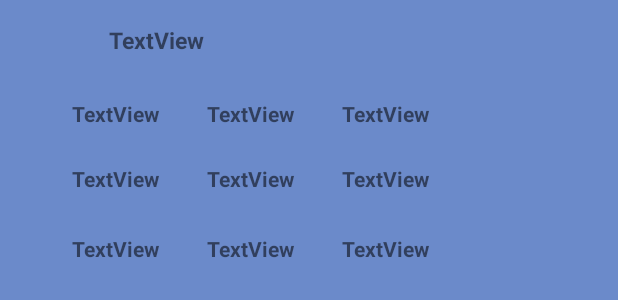
After one commit to segevsig/gymfit_01, an Android app: the layout customlistview.xml on its own in the app's theme, with its tools: preview values and no code run, on a phone screen of 412 x 824 dp. The commit adds this screen. Shown: the top 300 px of the screen. Run offline under Robolectric (Android 15) with nearby library versions, the phone set to English and light mode, and no system bars.

Commit message:
כעת ניתן לראות את האימונים של המתאמן

```diff
--- a/app/src/main/java/segev/gimfit/Athletes_List.java
+++ b/app/src/main/java/segev/gimfit/Athletes_List.java
@@ -98,8 +98,9 @@ public class Athletes_List extends AppCompatActivity {
 
                     triningchoose.substring(8,index);
                     Toast.makeText(Athletes_List.this,triningchoose.substring(8,index),Toast.LENGTH_LONG).show();
+                    triningchoose=triningchoose.substring(8,index-1);
 
-                    showEvent(triningchoose.substring(8,index));
+                    showEvent(triningchoose);
 
                 }
             });
--- a/app/src/main/java/segev/gimfit/User_app.java
+++ b/app/src/main/java/segev/gimfit/User_app.java
@@ -11,9 +11,6 @@ public class User_app implements Serializable {
     private double Age;
     private double Weight;
     private String birth;
-
-
-
     private String NameOfCoach;
     private String Goals;
     private double Height;
--- a/app/src/main/java/segev/gimfit/add_session.java
+++ b/app/src/main/java/segev/gimfit/add_session.java
@@ -209,7 +209,7 @@ public class add_session extends AppCompatActivity implements View.OnClickListen
         if (num==10){
 
                 mRoot = new Firebase("https://gimfit-654d0.firebaseio.com/trainee/" + FirebaseAuth.getInstance().getCurrentUser().getUid().toString()  );
-                mRoot.child("traning data").child(timePicker).setValue(sessionData);
+                mRoot.child("traning data").child(sessionData.getDate().toString()).setValue(sessionData);
             Intent intent = new Intent(add_session.this, athlete_area_playground.class);
             startActivity(intent);
         }
--- a/app/src/main/java/segev/gimfit/list_tranine_forWorkout.java
+++ b/app/src/main/java/segev/gimfit/list_tranine_forWorkout.java
@@ -27,7 +27,6 @@ public class list_tranine_forWorkout extends AppCompatActivity {
     List<String> name_of_traning = new ArrayList<String>();
     ListView listView ;
     String triningchoose;
-    String ageChose;
     @Override
     protected void onCreate(Bundle savedInstanceState) {
         super.onCreate(savedInstanceState);
--- a/app/src/main/java/segev/gimfit/login.java
+++ b/app/src/main/java/segev/gimfit/login.java
@@ -15,8 +15,6 @@ import android.widget.Spinner;
 import android.widget.Toast;
 
 public class login extends AppCompatActivity {
-    Spinner spinner;
-    ArrayAdapter<CharSequence> adapter;
     User_app Userapp=new User_app();
 
     @Override
--- /dev/null
+++ b/app/src/main/res/layout/customlistview.xml
@@ -0,0 +1,113 @@
+<?xml version="1.0" encoding="utf-8"?>
+<RelativeLayout
+    xmlns:android="http://schemas.android.com/apk/res/android"
+    android:layout_width="match_parent"
+    android:layout_height="match_parent"
+    android:background="@color/colorPrimaryDark"
+    >
+    <RelativeLayout
+        android:layout_width="match_parent"
+        android:layout_height="match_parent"
+        >
+
+    <TextView
+        android:id="@+id/type"
+        android:layout_width="wrap_content"
+        android:layout_height="wrap_content"
+        android:layout_alignParentStart="true"
+        android:layout_alignParentTop="true"
+        android:layout_marginStart="48dp"
+        android:layout_marginTop="66dp"
+        android:text="TextView"
+        android:textStyle="bold"/>
+
+    <TextView
+        android:id="@+id/stepof"
+        android:layout_width="wrap_content"
+        android:layout_height="wrap_content"
+        android:layout_alignStart="@+id/type"
+        android:layout_below="@+id/type"
+        android:layout_marginTop="24dp"
+        android:text="TextView"
+        android:textStyle="bold"/>
+
+    <TextView
+        android:id="@+id/dateevent"
+        android:layout_width="wrap_content"
+        android:layout_height="wrap_content"
+        android:layout_alignBaseline="@+id/type"
+        android:layout_alignBottom="@+id/type"
+        android:layout_marginStart="31dp"
+        android:layout_toEndOf="@+id/type"
+        android:text="TextView"
+        android:textStyle="bold"/>
+
+    <TextView
+        android:id="@+id/calories"
+        android:layout_width="wrap_content"
+        android:layout_height="wrap_content"
+        android:layout_alignStart="@+id/dateevent"
+        android:layout_alignTop="@+id/stepof"
+        android:text="TextView"
+        android:textStyle="bold"/>
+
+    <TextView
+        android:id="@+id/hour"
+        android:layout_width="wrap_content"
+        android:layout_height="wrap_content"
+        android:layout_alignStart="@+id/stepof"
+        android:layout_below="@+id/stepof"
+        android:layout_marginTop="27dp"
+        android:text="TextView"
+        android:textStyle="bold"/>
+
+    <TextView
+        android:id="@+id/minute"
+        android:layout_width="wrap_content"
+        android:layout_height="wrap_content"
+        android:layout_alignStart="@+id/calories"
+        android:layout_alignTop="@+id/hour"
+        android:text="TextView"
+        android:textStyle="bold"/>
+
+    <TextView
+        android:id="@+id/timeoftr"
+        android:layout_width="wrap_content"
+        android:layout_height="wrap_content"
+        android:layout_alignBaseline="@+id/dateevent"
+        android:layout_alignBottom="@+id/dateevent"
+        android:layout_marginStart="31dp"
+        android:layout_toEndOf="@+id/dateevent"
+        android:text="TextView"
+        android:textStyle="bold"/>
+
+    <TextView
+        android:id="@+id/distance"
+        android:layout_width="wrap_content"
+        android:layout_height="wrap_content"
+        android:layout_above="@+id/hour"
+        android:layout_alignStart="@+id/timeoftr"
+        android:text="TextView"
+        android:textStyle="bold"/>
+
+    <TextView
+        android:id="@+id/second"
+        android:layout_width="wrap_content"
+        android:layout_height="wrap_content"
+        android:layout_alignStart="@+id/distance"
+        android:layout_alignTop="@+id/minute"
+        android:text="TextView"
+        android:textStyle="bold"/>
+
+    <TextView
+        android:id="@+id/discption"
+        android:layout_width="200dp"
+        android:layout_height="50dp"
+        android:layout_above="@+id/dateevent"
+        android:layout_alignEnd="@+id/timeoftr"
+        android:layout_marginEnd="14dp"
+        android:text="TextView"
+        android:textSize="15dp"
+        android:textStyle="bold"/>
+    </RelativeLayout>
+</RelativeLayout>
```
Also changed, not shown: app/src/main/java/segev/gimfit/list_event_for_traning.java (+219 -4 lines), app/src/main/res/layout/activity_list_event_for_traning.xml (+14 -0 lines).
